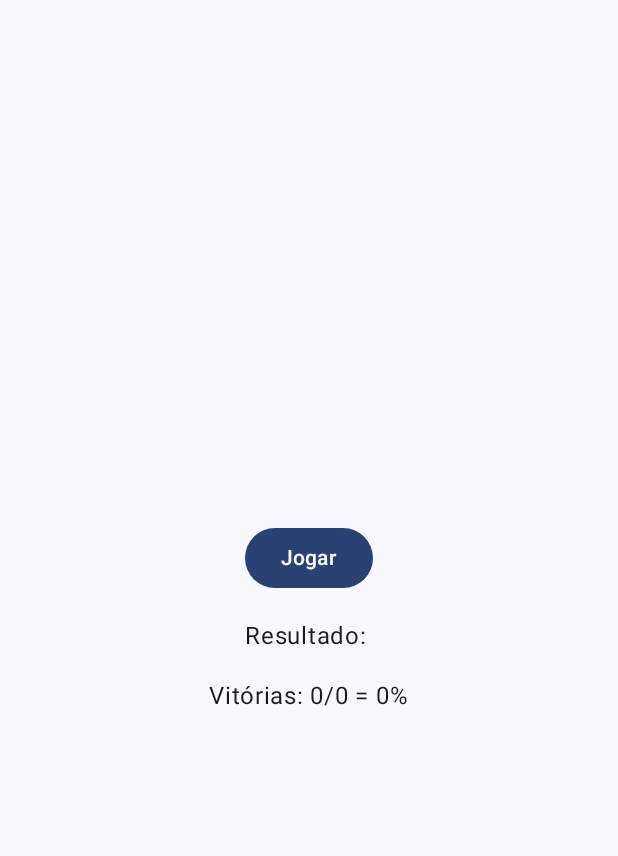
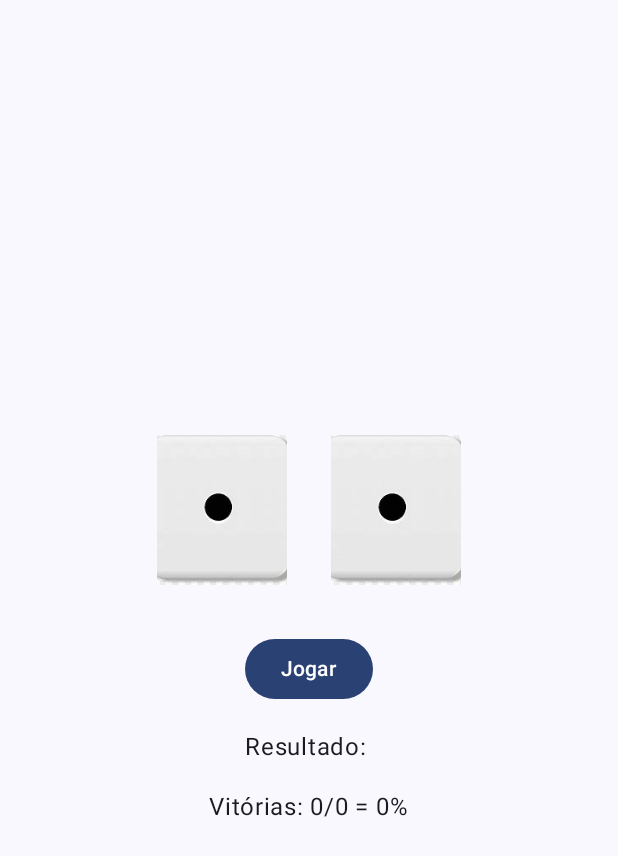
Before and after one commit to Antonio1H/GirarDados, an Android app built with Jetpack Compose: the screen it shows after launch (MainActivity), on a phone screen of 412 x 824 dp. Shown: the top 856 px of the screen. Run offline under Robolectric (Android 15) with nearby library versions, the phone set to English and light mode, and no system bars.

Commit message:
conclusão do projeto

```diff
--- a/app/src/main/java/com/example/projetodados/MainActivity.kt
+++ b/app/src/main/java/com/example/projetodados/MainActivity.kt
@@ -61,6 +61,8 @@ fun DiceGameScreen() {
         horizontalAlignment = Alignment.CenterHorizontally,
         verticalArrangement = Arrangement.Center
     ) {
+        DiceImages(dice1, dice2)
+        Spacer(modifier = Modifier.height(16.dp))
         Button(onClick = { rollDice() }) {
             Text(text = "Jogar")
         }
```
